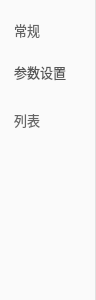
Qt form recorder/ui/RecorderNavSidebar.ui (ge10yue12-netizen/Photomechanics-own) before a commit.
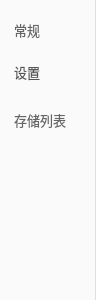
The same form after that commit.

Diff of the .ui file:
```diff
--- a/recorder/ui/RecorderNavSidebar.ui
+++ b/recorder/ui/RecorderNavSidebar.ui
@@ -96,7 +96,7 @@
 }</string>
      </property>
      <property name="text">
-      <string>参数设置</string>
+      <string>设置</string>
      </property>
     </widget>
    </item>
@@ -137,7 +137,7 @@
 }</string>
      </property>
      <property name="text">
-      <string>列表</string>
+      <string>存储列表</string>
      </property>
      <property name="checkable">
       <bool>true</bool>
```
